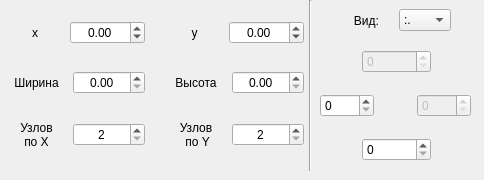
SPC-project/Regular-Divider, file ui/new_triangle.ui: the form before one commit.
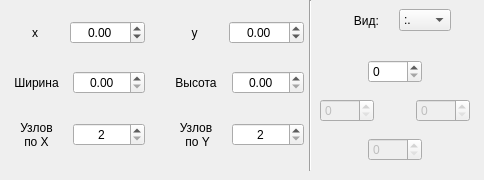
The form after the commit.

```diff
--- a/ui/new_triangle.ui
+++ b/ui/new_triangle.ui
@@ -238,23 +238,75 @@
     </item>
    </layout>
   </widget>
-  <widget class="QWidget" name="horizontalLayoutWidget">
+  <widget class="Line" name="line">
+   <property name="geometry">
+    <rect>
+     <x>300</x>
+     <y>0</y>
+     <width>20</width>
+     <height>171</height>
+    </rect>
+   </property>
+   <property name="orientation">
+    <enum>Qt::Vertical</enum>
+   </property>
+  </widget>
+  <widget class="QWidget" name="verticalLayoutWidget">
    <property name="geometry">
     <rect>
      <x>320</x>
-     <y>80</y>
-     <width>151</width>
-     <height>51</height>
+     <y>50</y>
+     <width>150</width>
+     <height>122</height>
     </rect>
    </property>
+   <layout class="QVBoxLayout" name="verticalLayout">
+    <item>
    <layout class="QHBoxLayout" name="horizontalLayout_2">
+      <item>
+       <spacer name="horizontalSpacer">
+        <property name="orientation">
+         <enum>Qt::Horizontal</enum>
+        </property>
+        <property name="sizeHint" stdset="0">
+         <size>
+          <width>40</width>
+          <height>20</height>
+         </size>
+        </property>
+       </spacer>
+      </item>
+      <item>
+       <widget class="QSpinBox" name="air_top">
+        <property name="maximum">
+         <number>1000</number>
+        </property>
+       </widget>
+      </item>
+      <item>
+       <spacer name="horizontalSpacer_3">
+        <property name="orientation">
+         <enum>Qt::Horizontal</enum>
+        </property>
+        <property name="sizeHint" stdset="0">
+         <size>
+          <width>40</width>
+          <height>20</height>
+         </size>
+        </property>
+       </spacer>
+      </item>
+     </layout>
+    </item>
+    <item>
+     <layout class="QHBoxLayout" name="horizontalLayout_3">
     <property name="rightMargin">
      <number>0</number>
     </property>
     <item>
      <widget class="QSpinBox" name="air_left">
       <property name="enabled">
-       <bool>true</bool>
+         <bool>false</bool>
       </property>
       <property name="maximum">
        <number>1000</number>
@@ -285,36 +337,18 @@
      </widget>
     </item>
    </layout>
-  </widget>
-  <widget class="QWidget" name="verticalLayoutWidget">
-   <property name="geometry">
-    <rect>
-     <x>362</x>
-     <y>50</y>
-     <width>69</width>
-     <height>111</height>
-    </rect>
-   </property>
-   <layout class="QVBoxLayout" name="verticalLayout">
-    <item>
-     <widget class="QSpinBox" name="air_top">
-      <property name="enabled">
-       <bool>false</bool>
-      </property>
-      <property name="maximum">
-       <number>1000</number>
-      </property>
-     </widget>
     </item>
     <item>
-     <spacer name="verticalSpacer">
+     <layout class="QHBoxLayout" name="horizontalLayout_4">
+      <item>
+       <spacer name="horizontalSpacer_4">
       <property name="orientation">
-       <enum>Qt::Vertical</enum>
+         <enum>Qt::Horizontal</enum>
       </property>
       <property name="sizeHint" stdset="0">
        <size>
-        <width>20</width>
-        <height>40</height>
+          <width>40</width>
+          <height>20</height>
        </size>
       </property>
      </spacer>
@@ -322,27 +356,29 @@
     <item>
      <widget class="QSpinBox" name="air_bottom">
       <property name="enabled">
-       <bool>true</bool>
+         <bool>false</bool>
       </property>
       <property name="maximum">
        <number>1000</number>
       </property>
      </widget>
     </item>
-   </layout>
-  </widget>
-  <widget class="Line" name="line">
-   <property name="geometry">
-    <rect>
-     <x>300</x>
-     <y>0</y>
-     <width>20</width>
-     <height>171</height>
-    </rect>
-   </property>
+      <item>
+       <spacer name="horizontalSpacer_5">
    <property name="orientation">
-    <enum>Qt::Vertical</enum>
-   </property>
+         <enum>Qt::Horizontal</enum>
+        </property>
+        <property name="sizeHint" stdset="0">
+         <size>
+          <width>40</width>
+          <height>20</height>
+         </size>
+        </property>
+       </spacer>
+      </item>
+     </layout>
+    </item>
+   </layout>
   </widget>
  </widget>
  <tabstops>
```
Lines whose indentation alone changed are shown as unchanged.
